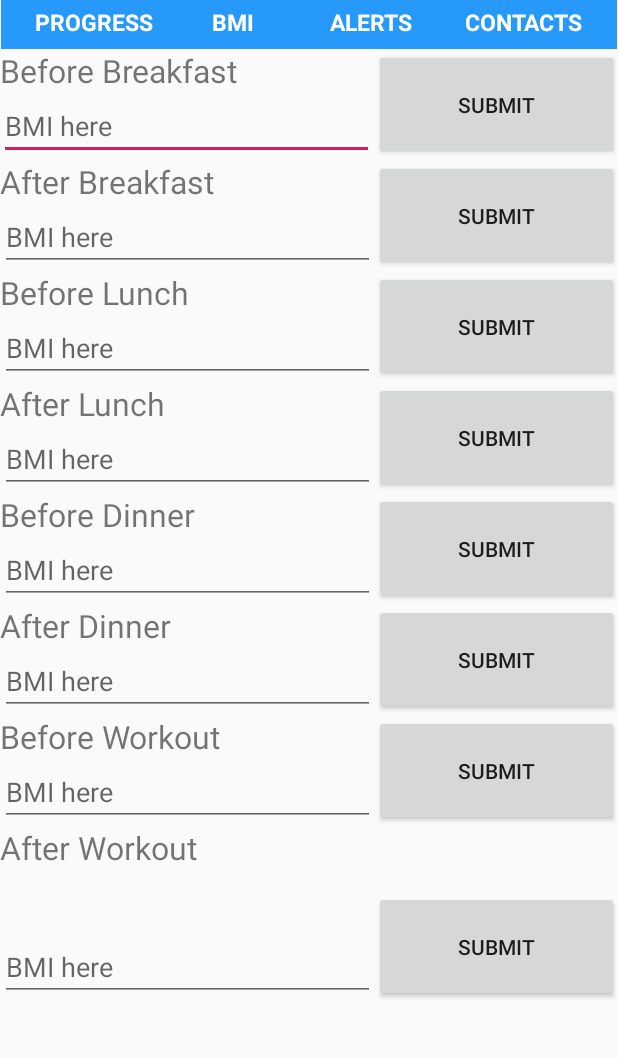
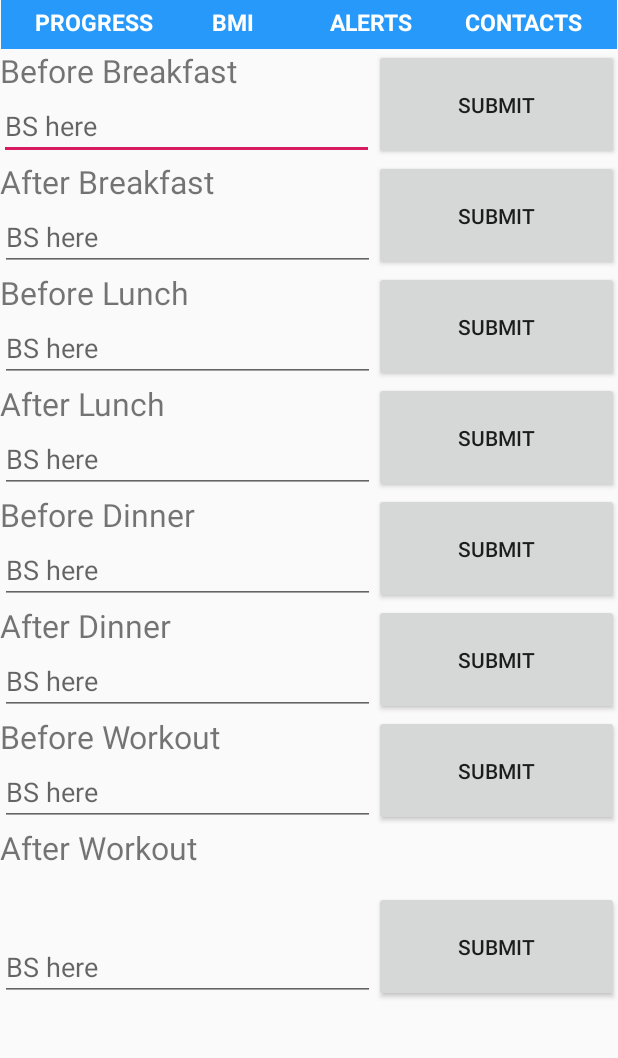
Before and after one commit to noorans/cs115a, an Android app: the screen it shows after launch (MainActivity), on a phone screen of 412 x 824 dp, the part 166-1224 px from its top. Run offline under Robolectric (Android 15) with nearby library versions, the phone set to English and light mode, and no system bars.

Commit message:
changed bmi to bs

```diff
--- a/app/src/main/java/com/example/sugaranalysis/LogAdapter.java
+++ b/app/src/main/java/com/example/sugaranalysis/LogAdapter.java
@@ -17,7 +17,7 @@ import java.util.List;
 class LogAdapter extends RecyclerView.Adapter<LogAdapter.MyViewHolder> {
     public List<LogObject> logObject;
     class MyViewHolder extends  RecyclerView.ViewHolder{
-        public TextView date, moment, time, bmi, height, weight, nameText, itemDescription;
+        public TextView date, moment, time, bs, height, weight, nameText, itemDescription;
         public Button button;
         public MyViewHolder(View v)
         {
--- a/app/src/main/res/layout/activity_main.xml
+++ b/app/src/main/res/layout/activity_main.xml
@@ -190,12 +190,12 @@
             app:layout_constraintTop_toTopOf="parent" />
 
         <EditText
-            android:id="@+id/bbBMI"
+            android:id="@+id/bbBS"
             android:layout_width="250dp"
             android:layout_height="wrap_content"
             android:layout_marginEnd="1dp"
             android:ems="10"
-            android:hint="BMI here"
+            android:hint="BS here"
             android:inputType="textPersonName"
             app:layout_constraintEnd_toStartOf="@+id/bbButton"
             app:layout_constraintStart_toStartOf="parent"
@@ -209,14 +209,14 @@
             android:textSize="21sp"
             app:layout_constraintEnd_toStartOf="@+id/abButton"
             app:layout_constraintStart_toStartOf="parent"
-            app:layout_constraintTop_toBottomOf="@+id/bbBMI" />
+            app:layout_constraintTop_toBottomOf="@+id/bbBS" />
 
         <EditText
-            android:id="@+id/abBMI"
+            android:id="@+id/abBS"
             android:layout_width="250dp"
             android:layout_height="wrap_content"
             android:ems="10"
-            android:hint="BMI here"
+            android:hint="BS here"
             android:inputType="textPersonName"
             app:layout_constraintEnd_toStartOf="@+id/abButton"
             app:layout_constraintStart_toStartOf="parent"
@@ -230,14 +230,14 @@
             android:textSize="21sp"
             app:layout_constraintEnd_toStartOf="@+id/blButton"
             app:layout_constraintStart_toStartOf="parent"
-            app:layout_constraintTop_toBottomOf="@+id/abBMI" />
+            app:layout_constraintTop_toBottomOf="@+id/abBS" />
 
         <EditText
-            android:id="@+id/blBMI"
+            android:id="@+id/blBS"
             android:layout_width="250dp"
             android:layout_height="wrap_content"
             android:ems="10"
-            android:hint="BMI here"
+            android:hint="BS here"
             android:inputType="textPersonName"
             app:layout_constraintEnd_toStartOf="@+id/blButton"
             app:layout_constraintStart_toStartOf="parent"
@@ -251,14 +251,14 @@
             android:textSize="21sp"
             app:layout_constraintEnd_toStartOf="@+id/blButton"
             app:layout_constraintStart_toStartOf="parent"
-            app:layout_constraintTop_toBottomOf="@+id/blBMI" />
+            app:layout_constraintTop_toBottomOf="@+id/blBS" />
 
         <EditText
-            android:id="@+id/alBMI"
+            android:id="@+id/alBS"
             android:layout_width="250dp"
             android:layout_height="wrap_content"
             android:ems="10"
-            android:hint="BMI here"
+            android:hint="BS here"
             android:inputType="textPersonName"
             app:layout_constraintEnd_toStartOf="@+id/alButton"
             app:layout_constraintStart_toStartOf="parent"
@@ -272,14 +272,14 @@
             android:textSize="21sp"
             app:layout_constraintEnd_toStartOf="@+id/alButton"
             app:layout_constraintStart_toStartOf="parent"
-            app:layout_constraintTop_toBottomOf="@+id/alBMI" />
+            app:layout_constraintTop_toBottomOf="@+id/alBS" />
 
         <EditText
-            android:id="@+id/bdBMI"
+            android:id="@+id/bdBS"
             android:layout_width="250dp"
             android:layout_height="wrap_content"
             android:ems="10"
-            android:hint="BMI here"
+            android:hint="BS here"
             android:inputType="textPersonName"
             app:layout_constraintEnd_toStartOf="@+id/bdButton"
             app:layout_constraintStart_toStartOf="parent"
@@ -293,14 +293,14 @@
             android:textSize="21sp"
             app:layout_constraintEnd_toStartOf="@+id/adButton"
             app:layout_constraintStart_toStartOf="parent"
-            app:layout_constraintTop_toBottomOf="@+id/bdBMI" />
+            app:layout_constraintTop_toBottomOf="@+id/bdBS" />
 
         <EditText
-            android:id="@+id/adBMI"
+            android:id="@+id/adBS"
             android:layout_width="250dp"
             android:layout_height="wrap_content"
             android:ems="10"
-            android:hint="BMI here"
+            android:hint="BS here"
             android:inputType="textPersonName"
             app:layout_constraintEnd_toStartOf="@+id/adButton"
             app:layout_constraintStart_toStartOf="parent"
@@ -314,14 +314,14 @@
             android:textSize="21sp"
             app:layout_constraintEnd_toStartOf="@+id/bwButton"
             app:layout_constraintStart_toStartOf="parent"
-            app:layout_constraintTop_toBottomOf="@+id/adBMI" />
+            app:layout_constraintTop_toBottomOf="@+id/adBS" />
 
         <EditText
-            android:id="@+id/bwBMI"
+            android:id="@+id/bwBS"
             android:layout_width="250dp"
             android:layout_height="wrap_content"
             android:ems="10"
-            android:hint="BMI here"
+            android:hint="BS here"
             android:inputType="textPersonName"
             app:layout_constraintEnd_toStartOf="@+id/bwButton"
             app:layout_constraintStart_toStartOf="parent"
@@ -335,15 +335,15 @@
             android:textSize="21sp"
             app:layout_constraintEnd_toStartOf="@+id/awButton"
             app:layout_constraintStart_toStartOf="parent"
-            app:layout_constraintTop_toBottomOf="@+id/bwBMI" />
+            app:layout_constraintTop_toBottomOf="@+id/bwBS" />
 
         <EditText
-            android:id="@+id/awBMI"
+            android:id="@+id/awBS"
             android:layout_width="250dp"
             android:layout_height="wrap_content"
             android:layout_marginBottom="3dp"
             android:ems="10"
-            android:hint="BMI here"
+            android:hint="BS here"
             android:inputType="textPersonName"
             app:layout_constraintBottom_toBottomOf="parent"
             app:layout_constraintEnd_toStartOf="@+id/awButton"
@@ -393,7 +393,7 @@
             android:text="Submit"
             app:layout_constraintEnd_toEndOf="parent"
             app:layout_constraintStart_toEndOf="@+id/beforeDinner"
-            app:layout_constraintTop_toBottomOf="@+id/alBMI" />
+            app:layout_constraintTop_toBottomOf="@+id/alBS" />
 
         <Button
             android:id="@+id/adButton"
@@ -402,7 +402,7 @@
             android:text="Submit"
             app:layout_constraintEnd_toEndOf="parent"
             app:layout_constraintStart_toEndOf="@+id/afterDinner"
-            app:layout_constraintTop_toBottomOf="@+id/bdBMI" />
+            app:layout_constraintTop_toBottomOf="@+id/bdBS" />
 
         <Button
             android:id="@+id/bwButton"
@@ -411,7 +411,7 @@
             android:text="Submit"
             app:layout_constraintEnd_toEndOf="parent"
             app:layout_constraintStart_toEndOf="@+id/beforeWorkout"
-            app:layout_constraintTop_toBottomOf="@+id/adBMI" />
+            app:layout_constraintTop_toBottomOf="@+id/adBS" />
 
         <Button
             android:id="@+id/awButton"
@@ -422,7 +422,7 @@
             app:layout_constraintBottom_toBottomOf="parent"
             app:layout_constraintEnd_toEndOf="parent"
             app:layout_constraintStart_toEndOf="@+id/afterWorkout"
-            app:layout_constraintTop_toBottomOf="@+id/bwBMI" />
+            app:layout_constraintTop_toBottomOf="@+id/bwBS" />
     </androidx.constraintlayout.widget.ConstraintLayout>
 
 
```
Also changed, not shown: app/src/main/java/com/example/sugaranalysis/LogDB.java (+11 -11 lines), app/src/main/java/com/example/sugaranalysis/MainActivity.java (+36 -36 lines), app/src/main/java/com/example/sugaranalysis/Objects/LogObject.java (+6 -6 lines).
